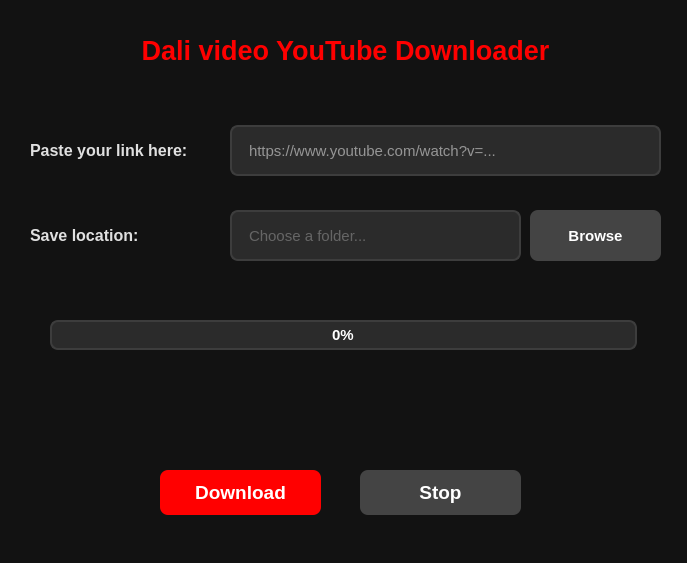
First picture: the form in interface.ui, repository oueslatimohamedali2007-sys/Dali-video-YouTube-Downloader, before the edit.
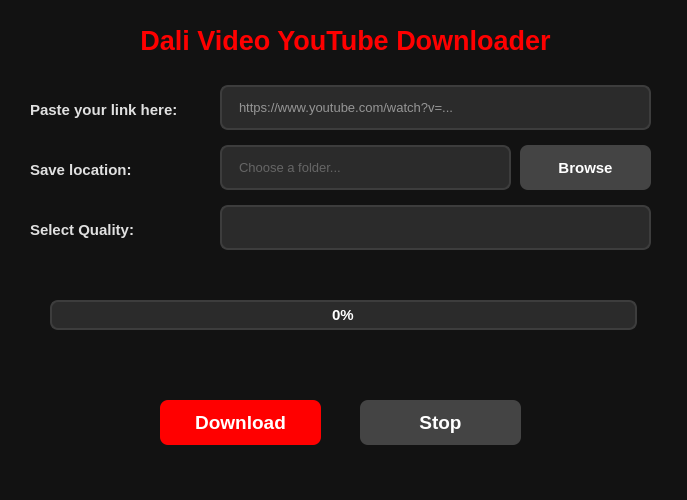
Second picture: the form after the edit. Icons and pictures are not drawn.

Commit message:
Refactor interface.ui for Dali Video Downloader
Updated UI layout and properties for the Dali Video YouTube Downloader, including changes to geometry, window title, and added quality selection.

Patch:
```diff
--- a/interface.ui
+++ b/interface.ui
@@ -7,7 +7,7 @@
     <x>0</x>
     <y>0</y>
     <width>687</width>
-    <height>563</height>
+    <height>500</height>
    </rect>
   </property>
   <property name="windowTitle">
@@ -20,39 +20,39 @@
    <property name="geometry">
     <rect>
      <x>70</x>
-     <y>30</y>
+     <y>20</y>
      <width>551</width>
      <height>41</height>
     </rect>
    </property>
    <property name="text">
-    <string>&lt;html&gt;&lt;head/&gt;&lt;body&gt;&lt;p align=&quot;center&quot;&gt;&lt;span style=&quot; font-size:20pt; font-weight:600; color:#ff0000;&quot;&gt;Dali video YouTube Downloader&lt;/span&gt;&lt;/p&gt;&lt;/body&gt;&lt;/html&gt;</string>
+    <string>&lt;html&gt;&lt;head/&gt;&lt;body&gt;&lt;p align=&quot;center&quot;&gt;&lt;span style=&quot; font-size:20pt; font-weight:600; color:#ff0000;&quot;&gt;Dali Video YouTube Downloader&lt;/span&gt;&lt;/p&gt;&lt;/body&gt;&lt;/html&gt;</string>
    </property>
   </widget>
   <widget class="QLabel" name="label_2">
    <property name="geometry">
     <rect>
      <x>30</x>
-     <y>130</y>
-     <width>201</width>
+     <y>90</y>
+     <width>190</width>
      <height>41</height>
     </rect>
    </property>
    <property name="text">
-    <string>&lt;html&gt;&lt;head/&gt;&lt;body&gt;&lt;p&gt;&lt;span style=&quot; font-size:12pt; font-weight:600; color:#e0e0e0;&quot;&gt;Paste your link here:&lt;/span&gt;&lt;/p&gt;&lt;/body&gt;&lt;/html&gt;</string>
+    <string>&lt;html&gt;&lt;head/&gt;&lt;body&gt;&lt;p&gt;&lt;span style=&quot; font-size:11pt; font-weight:600; color:#e0e0e0;&quot;&gt;Paste your link here:&lt;/span&gt;&lt;/p&gt;&lt;/body&gt;&lt;/html&gt;</string>
    </property>
   </widget>
   <widget class="QLineEdit" name="l1">
    <property name="geometry">
     <rect>
-     <x>230</x>
-     <y>125</y>
+     <x>220</x>
+     <y>85</y>
      <width>431</width>
-     <height>51</height>
+     <height>45</height>
     </rect>
    </property>
    <property name="styleSheet">
-    <string notr="true">QLineEdit { background-color: #2b2b2b; color: #ffffff; border: 2px solid #3d3d3d; border-radius: 8px; padding: 0px 15px; font-size: 11pt; } QLineEdit:focus { border: 2px solid #ff0000; }</string>
+    <string notr="true">QLineEdit { background-color: #2b2b2b; color: #ffffff; border: 2px solid #3d3d3d; border-radius: 8px; padding: 0px 15px; font-size: 10pt; } QLineEdit:focus { border: 2px solid #ff0000; }</string>
    </property>
    <property name="placeholderText">
     <string>https://www.youtube.com/watch?v=...</string>
@@ -62,26 +62,26 @@
    <property name="geometry">
     <rect>
      <x>30</x>
-     <y>215</y>
-     <width>201</width>
+     <y>150</y>
+     <width>190</width>
      <height>41</height>
     </rect>
    </property>
    <property name="text">
-    <string>&lt;html&gt;&lt;head/&gt;&lt;body&gt;&lt;p&gt;&lt;span style=&quot; font-size:12pt; font-weight:600; color:#e0e0e0;&quot;&gt;Save location:&lt;/span&gt;&lt;/p&gt;&lt;/body&gt;&lt;/html&gt;</string>
+    <string>&lt;html&gt;&lt;head/&gt;&lt;body&gt;&lt;p&gt;&lt;span style=&quot; font-size:11pt; font-weight:600; color:#e0e0e0;&quot;&gt;Save location:&lt;/span&gt;&lt;/p&gt;&lt;/body&gt;&lt;/html&gt;</string>
    </property>
   </widget>
   <widget class="QLineEdit" name="l2">
    <property name="geometry">
     <rect>
-     <x>230</x>
-     <y>210</y>
+     <x>220</x>
+     <y>145</y>
      <width>291</width>
-     <height>51</height>
+     <height>45</height>
     </rect>
    </property>
    <property name="styleSheet">
-    <string notr="true">QLineEdit { background-color: #2b2b2b; color: #a0a0a0; border: 2px solid #3d3d3d; border-radius: 8px; padding: 0px 15px; font-size: 11pt; }</string>
+    <string notr="true">QLineEdit { background-color: #2b2b2b; color: #a0a0a0; border: 2px solid #3d3d3d; border-radius: 8px; padding: 0px 15px; font-size: 10pt; }</string>
    </property>
    <property name="readOnly">
     <bool>true</bool>
@@ -93,10 +93,10 @@
   <widget class="QPushButton" name="b3">
    <property name="geometry">
     <rect>
-     <x>530</x>
-     <y>210</y>
+     <x>520</x>
+     <y>145</y>
      <width>131</width>
-     <height>51</height>
+     <height>45</height>
     </rect>
    </property>
    <property name="styleSheet">
@@ -106,11 +106,56 @@
     <string>Browse</string>
    </property>
   </widget>
+  <widget class="QLabel" name="label_quality">
+   <property name="geometry">
+    <rect>
+     <x>30</x>
+     <y>210</y>
+     <width>190</width>
+     <height>41</height>
+    </rect>
+   </property>
+   <property name="text">
+    <string>&lt;html&gt;&lt;head/&gt;&lt;body&gt;&lt;p&gt;&lt;span style=&quot; font-size:11pt; font-weight:600; color:#e0e0e0;&quot;&gt;Select Quality:&lt;/span&gt;&lt;/p&gt;&lt;/body&gt;&lt;/html&gt;</string>
+   </property>
+  </widget>
+  <widget class="QComboBox" name="qualityCombo">
+   <property name="geometry">
+    <rect>
+     <x>220</x>
+     <y>205</y>
+     <width>431</width>
+     <height>45</height>
+    </rect>
+   </property>
+   <property name="styleSheet">
+    <string notr="true">QComboBox { background-color: #2b2b2b; color: #ffffff; border: 2px solid #3d3d3d; border-radius: 8px; padding: 0px 15px; font-size: 10pt; font-weight: bold; } QComboBox::drop-down { border: none; } QComboBox QAbstractItemView { background-color: #2b2b2b; color: #ffffff; selection-background-color: #ff0000; }</string>
+   </property>
+  </widget>
+  <widget class="QLabel" name="statusLabel">
+   <property name="geometry">
+    <rect>
+     <x>50</x>
+     <y>265</y>
+     <width>587</width>
+     <height>25</height>
+    </rect>
+   </property>
+   <property name="styleSheet">
+    <string notr="true">color: #a0a0a0; font-size: 10pt; font-weight: bold;</string>
+   </property>
+   <property name="text">
+    <string/>
+   </property>
+   <property name="alignment">
+    <set>Qt::AlignCenter</set>
+   </property>
+  </widget>
   <widget class="QProgressBar" name="progressBar">
    <property name="geometry">
     <rect>
      <x>50</x>
-     <y>320</y>
+     <y>300</y>
      <width>587</width>
      <height>30</height>
     </rect>
@@ -126,7 +171,7 @@
    <property name="geometry">
     <rect>
      <x>160</x>
-     <y>470</y>
+     <y>400</y>
      <width>161</width>
      <height>45</height>
     </rect>
@@ -142,7 +187,7 @@
    <property name="geometry">
     <rect>
      <x>360</x>
-     <y>470</y>
+     <y>400</y>
      <width>161</width>
      <height>45</height>
     </rect>
```
Left out of the diff: 5 changed lines with no effect on the pictures.
